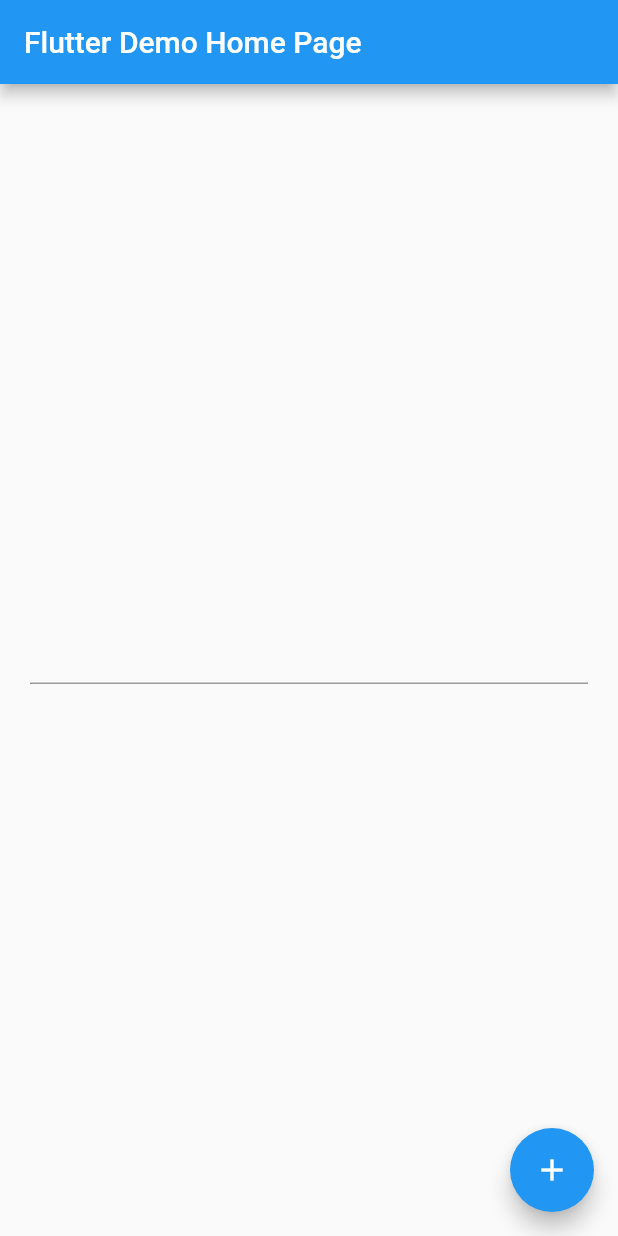
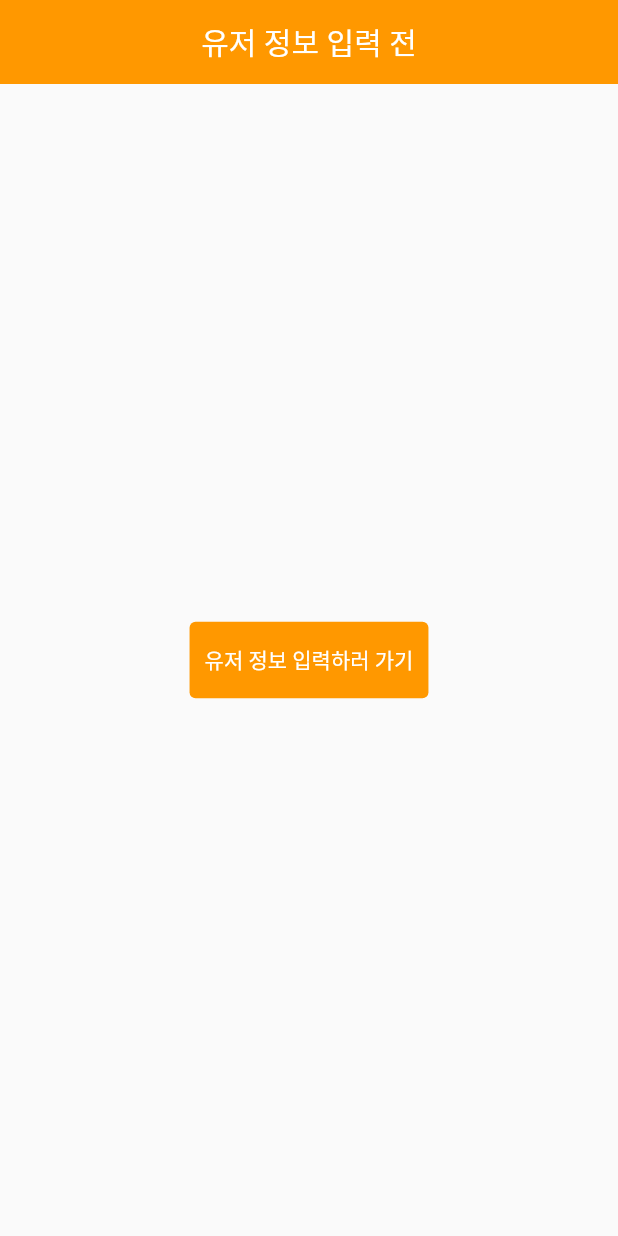
Before and after one commit to AppLutter/regexp_practice, a Flutter app: the screen it shows after launch, on a phone screen of 412 x 824 dp. Run offline on Flutter 3.47's test engine with Material 2 defaults, Android fonts, the phone set to English and light mode, and no system bars; accounts and stored records are empty.

Commit message:
주민번호 이메일 아직 안함

```diff
--- a/lib/main.dart
+++ b/lib/main.dart
@@ -1,4 +1,6 @@
 import 'package:flutter/material.dart';
+
+import 'screens/home_screen.dart';
 
 void main() {
   runApp(const MyApp());
@@ -7,86 +9,40 @@
 class MyApp extends StatelessWidget {
   const MyApp({super.key});
 
-  // This widget is the root of your application.
   @override
   Widget build(BuildContext context) {
     return MaterialApp(
-      title: 'Flutter Demo',
       theme: ThemeData(
-        primarySwatch: Colors.blue,
+        primarySwatch: Colors.orange,
+        inputDecorationTheme: InputDecorationTheme(
+          fillColor: Colors.blueGrey.withOpacity(0.1),
+          filled: true,
+          border: OutlineInputBorder(
+            borderSide: BorderSide.none,
+          ),
+        ),
+        appBarTheme: AppBarTheme(
+          foregroundColor: Colors.white,
+          elevation: 0.0,
+          centerTitle: true,
+          titleTextStyle: TextStyle(
+            fontSize: 20.0,
+            fontWeight: FontWeight.w500,
+          ),
+        ),
+        textButtonTheme: TextButtonThemeData(
+          style: TextButton.styleFrom(
+            backgroundColor: Colors.orange,
+            foregroundColor: Colors.white,
+            padding: const EdgeInsets.symmetric(
+              horizontal: 10.0,
+              vertical: 15.0,
+            ),
+          ),
+        ),
       ),
-      home: const MyHomePage(title: 'Flutter Demo Home Page'),
+      debugShowCheckedModeBanner: false,
+      home: HomeScreen(),
     );
   }
 }
-
-class MyHomePage extends StatefulWidget {
-  const MyHomePage({super.key, required this.title});
-
-  final String title;
-
-  @override
-  State<MyHomePage> createState() => _MyHomePageState();
-}
-
-class _MyHomePageState extends State<MyHomePage> {
-  late TextEditingController controller;
-  final RegExp regExp = RegExp('he');
-
-  @override
-  void initState() {
-    super.initState();
-    controller = TextEditingController();
-  }
-
-  @override
-  void dispose() {
-    controller.dispose();
-    super.dispose();
-  }
-
-  @override
-  Widget build(BuildContext context) {
-    return Scaffold(
-      appBar: AppBar(
-        title: Text(widget.title),
-      ),
-      body: Center(
-        child: Padding(
-          padding: const EdgeInsets.symmetric(horizontal: 20.0),
-          child: Column(
-            mainAxisAlignment: MainAxisAlignment.center,
-            children: [
-              TextFormField(
-                autovalidateMode: AutovalidateMode.onUserInteraction,
-                controller: controller,
-                validator: (text) {
-                  final int minimumTextLength = 3;
-
-                  if (text!.isEmpty) {
-                    return '글자를 입력해주세요';
-                  }
-
-                  if (text.length < minimumTextLength) {
-                    return '$minimumTextLength글자 이상 입력해주세요';
-                  }
-
-                  return null;
-                },
-                onChanged: (_) {
-                  setState(() {});
-                },
-              ),
-              Text('${controller.text.replaceAll(regExp,"바꿈")}')
-            ],
-          ),
-        ),
-      ),
-      floatingActionButton: FloatingActionButton(
-        onPressed: () {},
-        tooltip: 'Increment',
-        child: const Icon(Icons.add),
-      ), // This trailing comma makes auto-formatting nicer for build methods.
-    );
-  }
-}
--- /dev/null
+++ b/lib/models/user_info_model.dart
@@ -0,0 +1,16 @@
+import 'package:flutter/foundation.dart' show immutable;
+
+@immutable
+class UserInfoModel {
+  final String name;
+  final String phoneNumber;
+  final String residentNumber;
+  final String eMail;
+
+  const UserInfoModel({
+    required this.name,
+    required this.phoneNumber,
+    required this.residentNumber,
+    required this.eMail,
+  });
+}
--- /dev/null
+++ b/lib/screens/home_screen.dart
@@ -0,0 +1,91 @@
+import 'package:flutter/material.dart';
+import 'package:reg/models/user_info_model.dart';
+import 'package:reg/screens/user_form_screen.dart';
+
+class HomeScreen extends StatefulWidget {
+  const HomeScreen({Key? key}) : super(key: key);
+
+  @override
+  State<HomeScreen> createState() => _HomeScreenState();
+}
+
+class _HomeScreenState extends State<HomeScreen> {
+  UserInfoModel? userInfoModel;
+
+  @override
+  Widget build(BuildContext context) {
+    return buildScaffold(userInfoModel);
+  }
+
+  Scaffold buildScaffold(UserInfoModel? userInfoModel) {
+    if (userInfoModel == null) {
+      return Scaffold(
+        appBar: AppBar(
+          title: Text('유저 정보 입력 전'),
+        ),
+        body: Center(
+          child: TextButton(
+            onPressed: () async {
+              final result = await Navigator.push(
+                context,
+                MaterialPageRoute(
+                  builder: (_) => UserFormScreen(),
+                ),
+              );
+
+              if (result is UserInfoModel) {
+                setState(() {
+                  userInfoModel = result;
+                });
+              }
+            },
+            child: Text('유저 정보 입력하러 가기'),
+          ),
+        ),
+      );
+    } else {
+      return Scaffold(
+        appBar: AppBar(
+          title: Text('유저 정보 입력 후'),
+        ),
+        body: Container(
+          width: double.infinity,
+          child: SingleChildScrollView(
+            padding: const EdgeInsets.all(20.0),
+            child: Column(
+              crossAxisAlignment: CrossAxisAlignment.center,
+              mainAxisAlignment: MainAxisAlignment.center,
+              children: [
+                Text('이름 : ${userInfoModel.name}'),
+                const SizedBox(height: 20.0),
+                Text('전화번호 : ${userInfoModel.phoneNumber}'),
+                const SizedBox(height: 20.0),
+                Text('주민번호 : ${userInfoModel.residentNumber}'),
+                const SizedBox(height: 20.0),
+                Text('이메일 : ${userInfoModel.eMail}'),
+                const SizedBox(height: 20.0),
+                TextButton(
+                  onPressed: () async {
+                    final result = await Navigator.push(
+                      context,
+                      MaterialPageRoute(
+                        builder: (_) => UserFormScreen(),
+                      ),
+                    );
+
+                    if (result is UserInfoModel) {
+                      setState(() {
+                        userInfoModel = result;
+                      });
+                    }
+                  },
+                  child: Text('다시 입력하러 가기'),
+                ),
+              ],
+            ),
+          ),
+        ),
+      );
+    }
+  }
+}
--- /dev/null
+++ b/lib/utils/regex.dart
@@ -0,0 +1,3 @@
+final RegExp nameRegExp = RegExp(r'[가-힣]');
+final RegExp phoneNumberRegExp = RegExp(r'^010[0-9]{8}');
+final RegExp residentNumberRegExp = RegExp(r'\d{2}');
```
Also changed, not shown: lib/screens/user_form_screen.dart (added, +141 -0 lines), lib/widgets/user_text_form_field.dart (added, +59 -0 lines).
